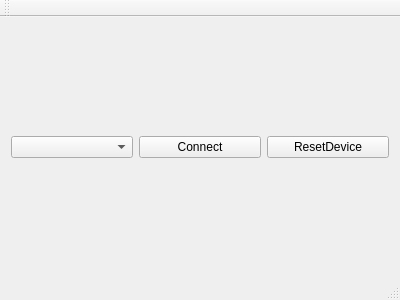
The window that mainwindow.ui (JSandomierz/ST7580-Driver) describes before a commit, drawn with Qt 5.
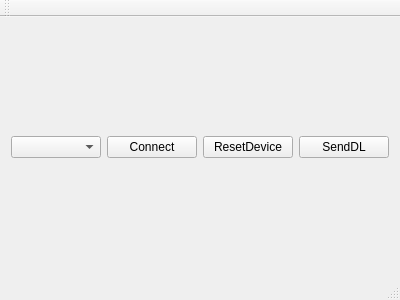
The same window after the commit.

Patch:
```diff
--- a/mainwindow.ui
+++ b/mainwindow.ui
@@ -34,6 +34,13 @@
         </property>
        </widget>
       </item>
+      <item>
+       <widget class="QPushButton" name="pushButton">
+        <property name="text">
+         <string>SendDL</string>
+        </property>
+       </widget>
+      </item>
      </layout>
     </item>
    </layout>
```
Left out of the diff: 2 changed lines with no effect on the pictures.
